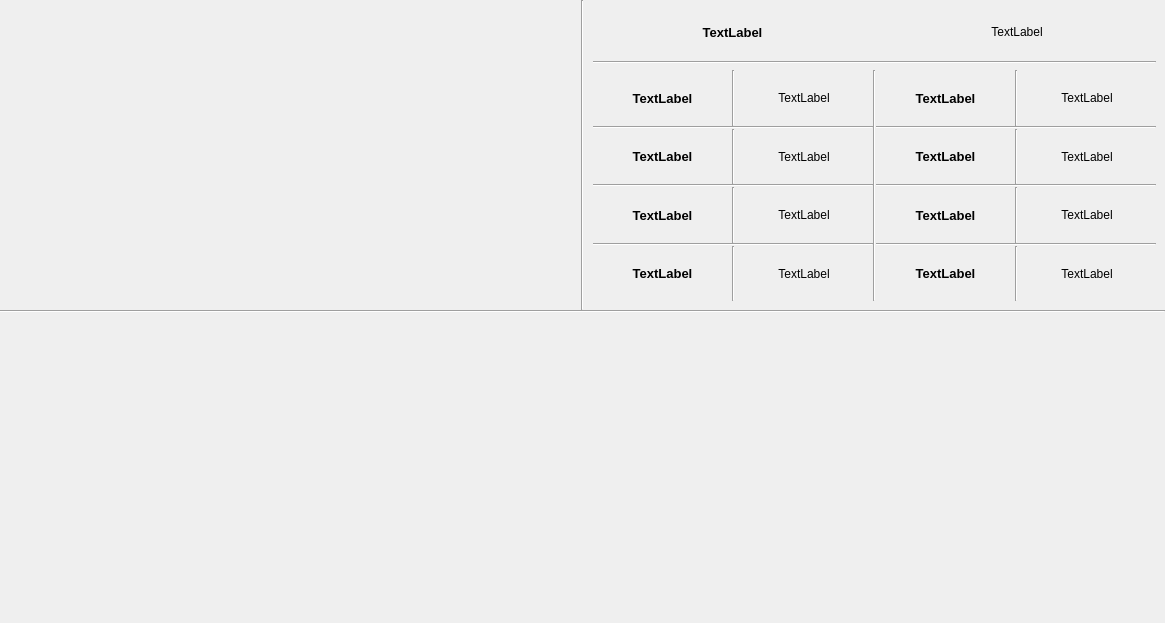
Above: src/ATICCO/ATTICOEXE/uiFiles/MainComponentViewTemplate.ui from KonradMaroszek/An-application-that-identifies-computer-components---ATICCO before the change. Below: the same form after it.
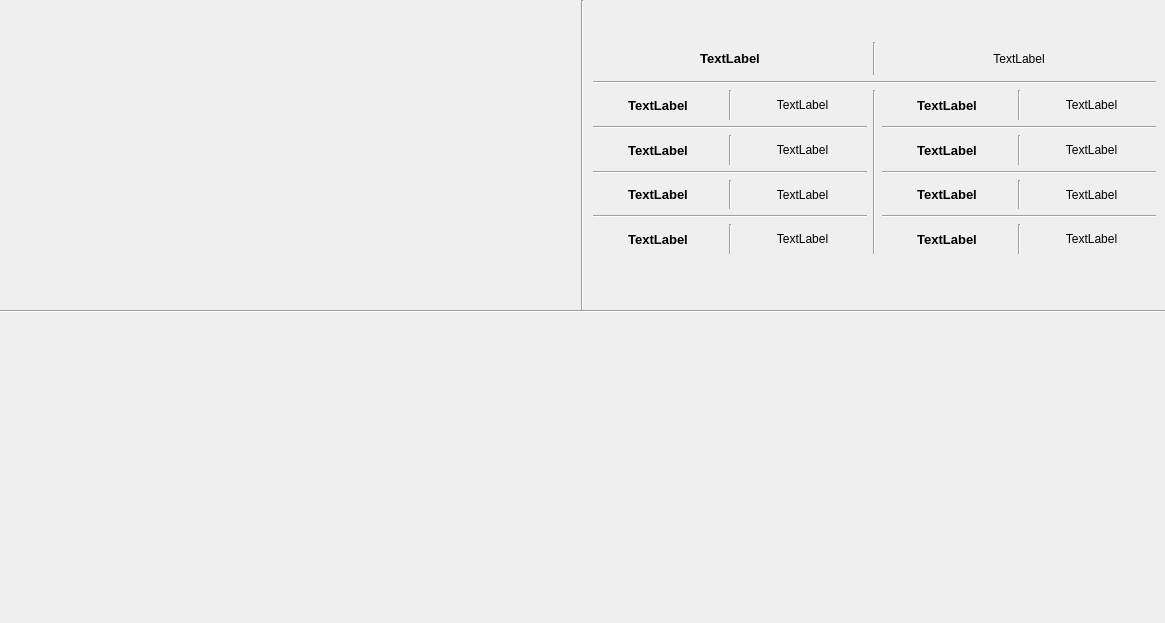
That is the form after the change.

Commit message: repaired main template view

What changed in the file:
```diff
--- a/src/ATICCO/ATTICOEXE/uiFiles/MainComponentViewTemplate.ui
+++ b/src/ATICCO/ATTICOEXE/uiFiles/MainComponentViewTemplate.ui
@@ -76,7 +76,7 @@
           <number>0</number>
          </property>
          <item>
-          <layout class="QVBoxLayout" name="componentDescriptionVerticalLayout" stretch="20,0,100">
+          <layout class="QVBoxLayout" name="componentDescriptionVerticalLayout" stretch="0,20,0,100,0">
            <property name="spacing">
             <number>6</number>
            </property>
@@ -93,7 +93,33 @@
             <number>9</number>
            </property>
            <item>
-            <layout class="QHBoxLayout" name="componentTitleHorizontalLayout" stretch="50,50">
+            <layout class="QVBoxLayout" name="verticalLayout_2">
+             <property name="spacing">
+              <number>0</number>
+             </property>
+             <property name="leftMargin">
+              <number>0</number>
+             </property>
+             <property name="topMargin">
+              <number>7</number>
+             </property>
+             <property name="rightMargin">
+              <number>0</number>
+             </property>
+             <property name="bottomMargin">
+              <number>6</number>
+             </property>
+             <item>
+              <widget class="QLabel" name="label">
+               <property name="text">
+                <string/>
+               </property>
+              </widget>
+             </item>
+            </layout>
+           </item>
+           <item>
+            <layout class="QHBoxLayout" name="componentTitleHorizontalLayout" stretch="50,0,50">
              <item>
               <widget class="QLabel" name="titleLabelLeft">
                <property name="font">
@@ -114,6 +140,13 @@
                </property>
               </widget>
              </item>
+             <item>
+              <widget class="Line" name="line_19">
+               <property name="orientation">
+                <enum>Qt::Vertical</enum>
+               </property>
+              </widget>
+             </item>
              <item>
               <widget class="QLabel" name="titleLabelRight">
                <property name="text">
@@ -139,12 +172,15 @@
            <item>
             <layout class="QHBoxLayout" name="componentDescriptionInternalHorizontalLayout" stretch="50,0,50">
              <property name="spacing">
+              <number>6</number>
+             </property>
+             <property name="bottomMargin">
               <number>0</number>
              </property>
              <item>
               <layout class="QVBoxLayout" name="componentDescriptionInternalVerticalLayout">
                <property name="spacing">
-                <number>0</number>
+                <number>6</number>
                </property>
                <item>
                 <layout class="QHBoxLayout" name="firstLabelHorizontalLayout" stretch="50,0,50">
@@ -355,7 +391,7 @@
              <item>
               <layout class="QVBoxLayout" name="componentDescriptionInternalVerticalLayout_2">
                <property name="spacing">
-                <number>0</number>
+                <number>6</number>
                </property>
                <item>
                 <layout class="QHBoxLayout" name="fifthLabelHorizontalLayout" stretch="50,0,50">
@@ -558,6 +594,29 @@
              </item>
             </layout>
            </item>
+           <item>
+            <layout class="QVBoxLayout" name="verticalLayout_5">
+             <property name="leftMargin">
+              <number>0</number>
+             </property>
+             <property name="topMargin">
+              <number>14</number>
+             </property>
+             <property name="rightMargin">
+              <number>0</number>
+             </property>
+             <property name="bottomMargin">
+              <number>13</number>
+             </property>
+             <item>
+              <widget class="QLabel" name="label_2">
+               <property name="text">
+                <string/>
+               </property>
+              </widget>
+             </item>
+            </layout>
+           </item>
           </layout>
          </item>
         </layout>
```
The commit also changes 1 other file.
